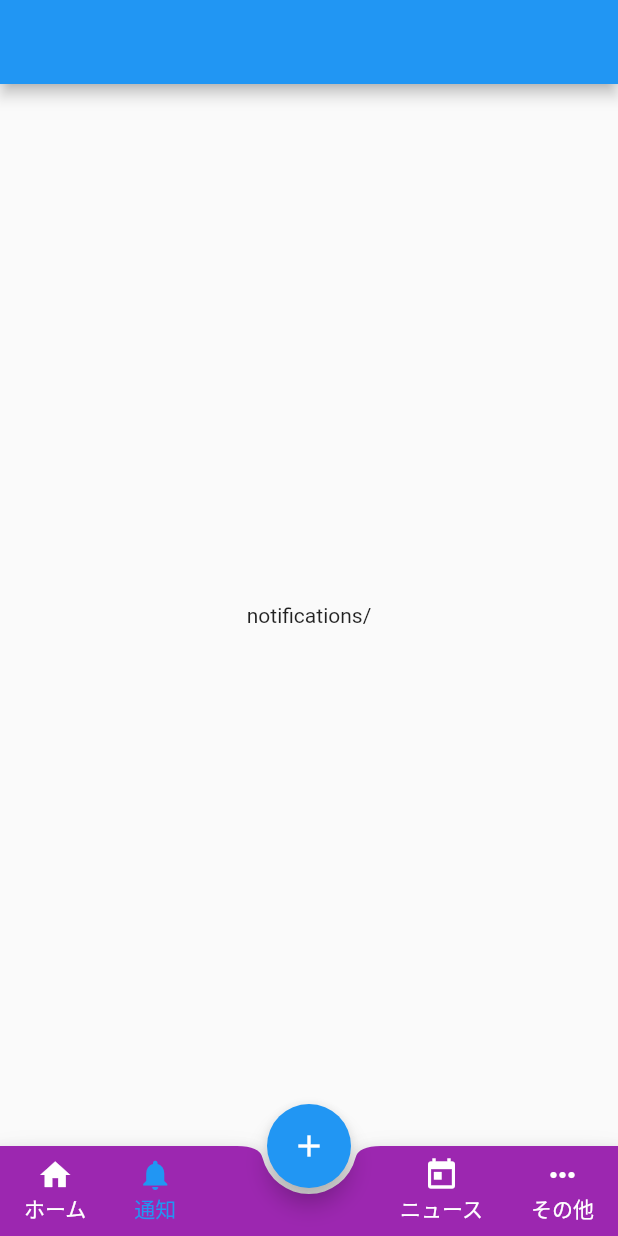
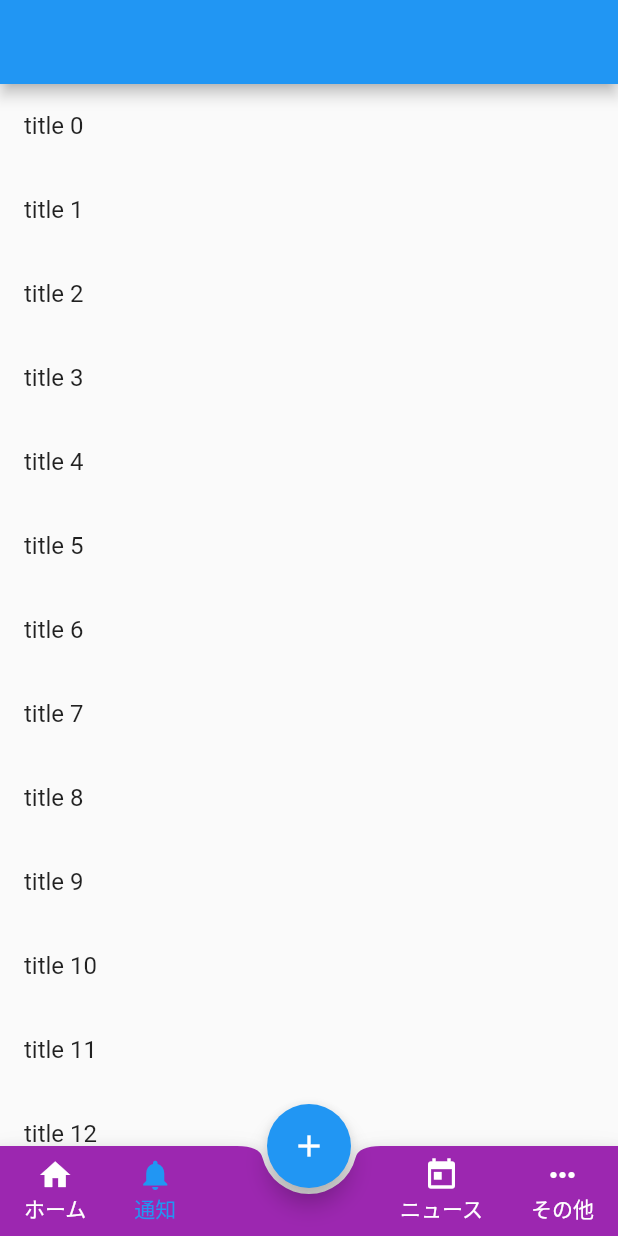
Before and after one commit to renoinn/bottom_navi_sample, a Flutter app: the screen it shows after launch, item 2 of the bottom bar chosen, on a phone screen of 412 x 824 dp. Run offline on Flutter 3.47's test engine with Material 2 defaults, Android fonts, the phone set to English and light mode, and no system bars.

```diff
--- a/lib/notifications/NotificationsView.dart
+++ b/lib/notifications/NotificationsView.dart
@@ -10,8 +10,15 @@ class NotificationsView extends StatelessWidget {
     print("build $routeName");
     return Scaffold(
       appBar: AppBar(),
-      body: Center(
-        child: Text(routeName),
+      body: Scrollbar(
+        child: ListView.builder(
+          itemCount: 20,
+          itemBuilder: (BuildContext context, int position) {
+            return ListTile(
+              title: Text("title $position"),
+            );
+          },
+        ),
       ),
     );
   }
```
